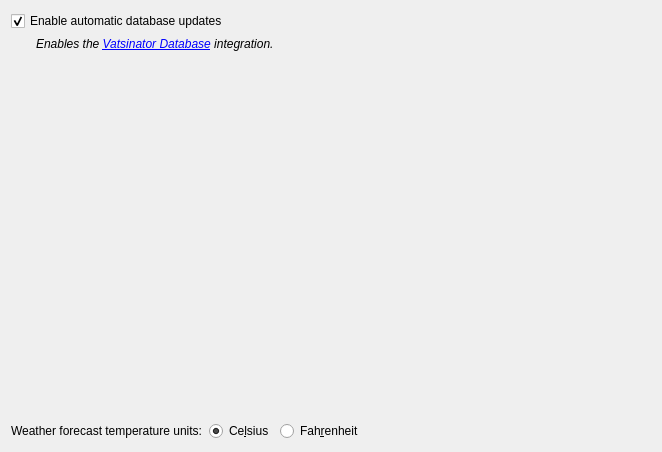
First picture: the form in source/ui/pages/networkpage.ui, repository Vatsinator/vatsinator-legacy, before the edit.
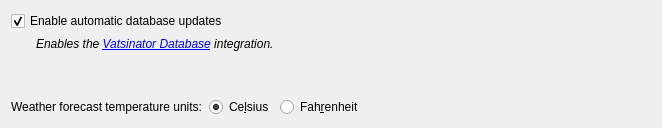
Second picture: the form after the edit.

```diff
--- a/source/ui/pages/networkpage.ui
+++ b/source/ui/pages/networkpage.ui
@@ -7,7 +7,7 @@
     <x>0</x>
     <y>0</y>
     <width>662</width>
-    <height>452</height>
+    <height>128</height>
    </rect>
   </property>
   <property name="windowTitle">
```
